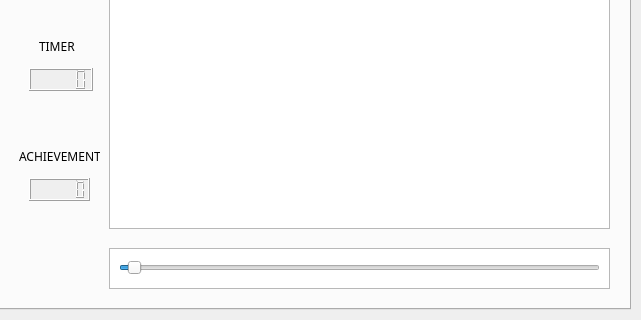
First picture: the form in ui/mainwindow.ui, repository sayyidahakindele/team40, before the edit; both pictures show x 209 to 850 and y 188 to 508 of the 850 by 508 pixel window.
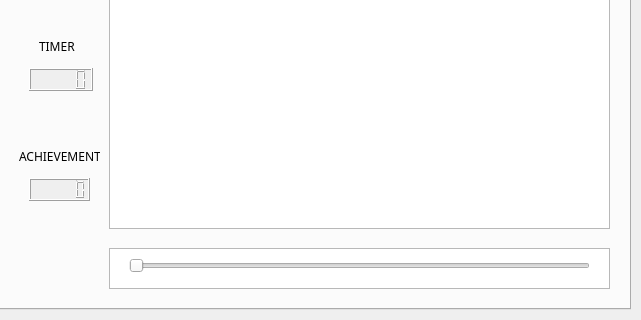
Second picture: the form after the edit. The open tabs and pages were chosen to show the change. Icons and pictures are not drawn.

Patch:
```diff
--- a/ui/mainwindow.ui
+++ b/ui/mainwindow.ui
@@ -1202,18 +1202,12 @@
          <widget class="QSlider" name="horizontalSlider">
           <property name="geometry">
            <rect>
-            <x>120</x>
+            <x>130</x>
             <y>410</y>
-            <width>481</width>
-            <height>20</height>
+            <width>461</width>
+            <height>16</height>
            </rect>
           </property>
-          <property name="maximum">
-           <number>60</number>
-          </property>
-          <property name="sliderPosition">
-           <number>1</number>
-          </property>
           <property name="orientation">
            <enum>Qt::Horizontal</enum>
           </property>
```
Left out of the diff: 2 changed lines with no effect on the pictures.
